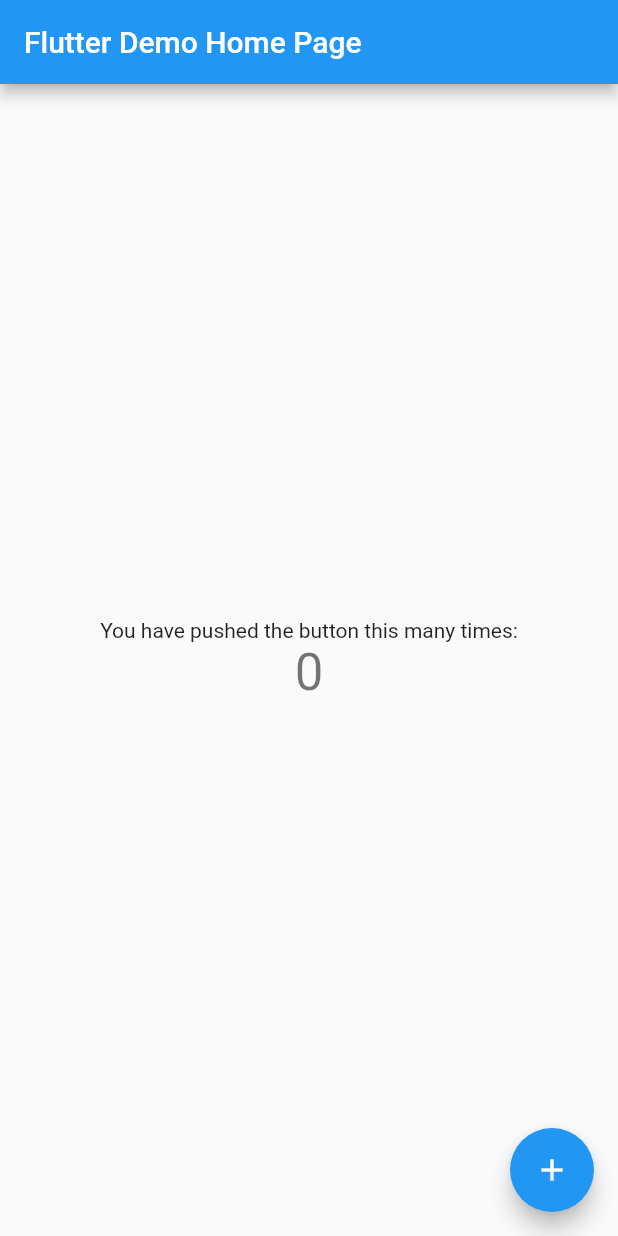
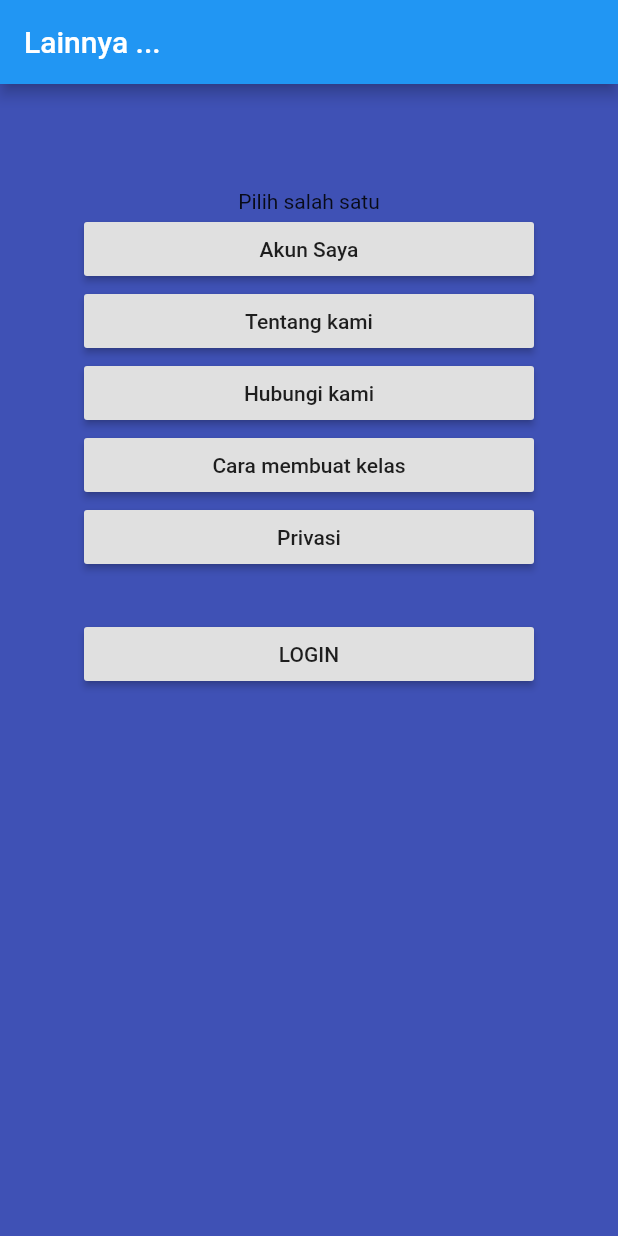
Before and after one commit to irzaip/trampill, a Flutter app: the screen it shows after launch, on a phone screen of 412 x 824 dp. Run offline on Flutter 3.47's test engine with Material 2 defaults, Android fonts, the phone set to English and light mode, and no system bars.

Commit message:
First design

```diff
--- a/lib/main.dart
+++ b/lib/main.dart
@@ -1,111 +1,26 @@
 import 'package:flutter/material.dart';
+import 'package:trampill/pg3_Lainnya.dart';
+import 'pg21_main_course.dart';
+import 'pg10_tentang.dart';
+import 'pg3_Lainnya.dart';
 
 void main() => runApp(MyApp());
 
 class MyApp extends StatelessWidget {
-  // This widget is the root of your application.
   @override
   Widget build(BuildContext context) {
     return MaterialApp(
-      title: 'Flutter Demo',
-      theme: ThemeData(
-        // This is the theme of your application.
-        //
-        // Try running your application with "flutter run". You'll see the
-        // application has a blue toolbar. Then, without quitting the app, try
-        // changing the primarySwatch below to Colors.green and then invoke
-        // "hot reload" (press "r" in the console where you ran "flutter run",
-        // or simply save your changes to "hot reload" in a Flutter IDE).
-        // Notice that the counter didn't reset back to zero; the application
-        // is not restarted.
-        primarySwatch: Colors.blue,
+      theme: ThemeData.dark().copyWith(
+        primaryColor: Color(0xFF0A0A0A),
+        scaffoldBackgroundColor: Color(0xFF0A0A0A),
       ),
-      home: MyHomePage(title: 'Flutter Demo Home Page'),
+      initialRoute: '/',
+      routes: {
+        '/': (context) => Pg3_Lainnya(),
+        '/pg3_lainnya': (context) => Pg3_Lainnya(),
+        '/pg10_tentang': (context) => Pg10_Tentang(),
+        '/pg21_main_course': (context) => InputPage()
+      }
     );
   }
 }
-
-class MyHomePage extends StatefulWidget {
-  MyHomePage({Key key, this.title}) : super(key: key);
-
-  // This widget is the home page of your application. It is stateful, meaning
-  // that it has a State object (defined below) that contains fields that affect
-  // how it looks.
-
-  // This class is the configuration for the state. It holds the values (in this
-  // case the title) provided by the parent (in this case the App widget) and
-  // used by the build method of the State. Fields in a Widget subclass are
-  // always marked "final".
-
-  final String title;
-
-  @override
-  _MyHomePageState createState() => _MyHomePageState();
-}
-
-class _MyHomePageState extends State<MyHomePage> {
-  int _counter = 0;
-
-  void _incrementCounter() {
-    setState(() {
-      // This call to setState tells the Flutter framework that something has
-      // changed in this State, which causes it to rerun the build method below
-      // so that the display can reflect the updated values. If we changed
-      // _counter without calling setState(), then the build method would not be
-      // called again, and so nothing would appear to happen.
-      _counter++;
-    });
-  }
-
-  @override
-  Widget build(BuildContext context) {
-    // This method is rerun every time setState is called, for instance as done
-    // by the _incrementCounter method above.
-    //
-    // The Flutter framework has been optimized to make rerunning build methods
-    // fast, so that you can just rebuild anything that needs updating rather
-    // than having to individually change instances of widgets.
-    return Scaffold(
-      appBar: AppBar(
-        // Here we take the value from the MyHomePage object that was created by
-        // the App.build method, and use it to set our appbar title.
-        title: Text(widget.title),
-      ),
-      body: Center(
-        // Center is a layout widget. It takes a single child and positions it
-        // in the middle of the parent.
-        child: Column(
-          // Column is also a layout widget. It takes a list of children and
-          // arranges them vertically. By default, it sizes itself to fit its
-          // children horizontally, and tries to be as tall as its parent.
-          //
-          // Invoke "debug painting" (press "p" in the console, choose the
-          // "Toggle Debug Paint" action from the Flutter Inspector in Android
-          // Studio, or the "Toggle Debug Paint" command in Visual Studio Code)
-          // to see the wireframe for each widget.
-          //
-          // Column has various properties to control how it sizes itself and
-          // how it positions its children. Here we use mainAxisAlignment to
-          // center the children vertically; the main axis here is the vertical
-          // axis because Columns are vertical (the cross axis would be
-          // horizontal).
-          mainAxisAlignment: MainAxisAlignment.center,
-          children: <Widget>[
-            Text(
-              'You have pushed the button this many times:',
-            ),
-            Text(
-              '$_counter',
-              style: Theme.of(context).textTheme.display1,
-            ),
-          ],
-        ),
-      ),
-      floatingActionButton: FloatingActionButton(
-        onPressed: _incrementCounter,
-        tooltip: 'Increment',
-        child: Icon(Icons.add),
-      ), // This trailing comma makes auto-formatting nicer for build methods.
-    );
-  }
-}
--- /dev/null
+++ b/lib/pg3_Lainnya.dart
@@ -0,0 +1,70 @@
+import 'package:flutter/material.dart';
+
+class Pg3_Lainnya extends StatelessWidget {
+  @override
+  Widget build(BuildContext context) {
+    return MaterialApp(
+
+      home: Scaffold(
+        appBar: AppBar(
+          title: Text("Lainnya ..."),
+        ),
+        backgroundColor: Colors.indigo,
+        body: Center(
+          child: Column(
+            children: <Widget>[
+              SizedBox(height: 70,),
+                  Text("Pilih salah satu"),
+                  Container(
+                    width: 300,
+                    child: RaisedButton(
+                      onPressed: () {},
+                      child: Text("Akun Saya"),
+                    ),
+                  ),
+                Container(
+                  width: 300,
+                  child: RaisedButton(
+                    onPressed: (){
+                      Navigator.pushNamed(context, '/pg10_tentang');
+                    },
+                    child: Text("Tentang kami"),
+                  ),
+                ),
+              Container(
+                width: 300,
+                child: RaisedButton(
+                  onPressed: () {},
+                    child: Text("Hubungi kami")
+                ),
+              ),
+              Container(
+                width: 300,
+                child: RaisedButton(
+                  onPressed: () {},
+                    child: Text("Cara membuat kelas")
+                ),
+              ),
+              Container(
+                width: 300,
+                child: RaisedButton(
+                  onPressed: () {},
+                    child: Text("Privasi")
+                ),
+              ),
+              SizedBox(height: 30,),
+              Container(
+                width: 300,
+                child: RaisedButton(
+                  onPressed: () {},
+                    child: Text("LOGIN")
+                ),
+              ),
+
+            ],
+          ),
+        ),
+      ),
+    );
+  }
+}
--- a/pubspec.yaml
+++ b/pubspec.yaml
@@ -23,6 +23,7 @@ dependencies:
   # The following adds the Cupertino Icons font to your application.
   # Use with the CupertinoIcons class for iOS style icons.
   cupertino_icons: ^0.1.2
+  infinite_cards: ^1.0.3
 
 dev_dependencies:
   flutter_test:
@@ -41,8 +42,9 @@ flutter:
   uses-material-design: true
 
   # To add assets to your application, add an assets section, like this:
-  # assets:
-  #  - images/a_dot_burr.jpeg
+assets:
+  - images/trampill.png
+  - drawable/trampill.png
   #  - images/a_dot_ham.jpeg
 
   # An image asset can refer to one or more resolution-specific "variants", see
```
Also changed, not shown: lib/pg10_tentang.dart (added, +31 -0 lines), lib/pg1_splash.dart (added, +10 -0 lines), lib/pg21_main_course.dart (added, +89 -0 lines), images/TRAMPILL.png (added), pubspec.lock, 4 other files.
